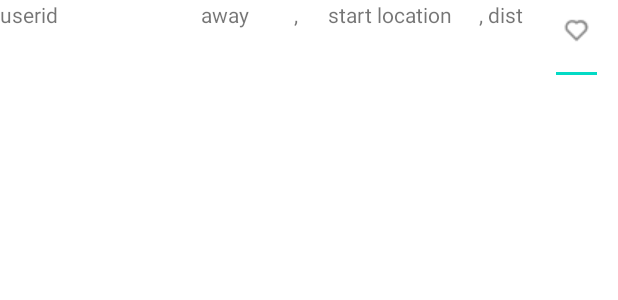
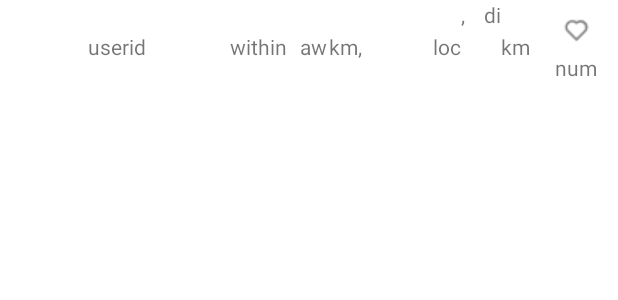
Before and after one commit to Younggeun97/withMeApp, an Android app: the layout locallist_view.xml on its own in the app's theme, with its tools: preview values and no code run, on a phone screen of 412 x 824 dp. Shown: the top 300 px of the screen. Run offline under Robolectric (Android 15) with nearby library versions, the light colour scheme and no system bars.

Commit message:
JYP_local

```diff
--- a/app/src/main/java/com/example/withmeapp/LocalActivity.kt
+++ b/app/src/main/java/com/example/withmeapp/LocalActivity.kt
@@ -1,15 +1,78 @@
 package com.example.withmeapp
 
+import android.annotation.SuppressLint
+import android.app.Person
 import androidx.appcompat.app.AppCompatActivity
 import android.os.Bundle
+import android.view.LayoutInflater
+import android.view.ViewGroup
+import androidx.recyclerview.widget.LinearLayoutManager
+import androidx.recyclerview.widget.RecyclerView
 import com.example.withmeapp.databinding.ActivityLocalBinding
-import com.example.withmeapp.databinding.ActivityMainBinding
+import com.example.withmeapp.databinding.LocallistViewBinding
+import com.google.firebase.firestore.FirebaseFirestore
 
 class LocalActivity : AppCompatActivity() {
+
+    var firestore : FirebaseFirestore? = null
+
     override fun onCreate(savedInstanceState: Bundle?) {
         super.onCreate(savedInstanceState)
         val binding = ActivityLocalBinding.inflate(layoutInflater)
         setContentView(binding.root)
 
+
+        // 파이어스토어 인스턴스 초기화
+        firestore = FirebaseFirestore.getInstance()
+
+        binding.recyclerview.adapter = LocalAdapter()
+        binding.recyclerview.layoutManager = LinearLayoutManager(this)
+
+
+    }
+
+    @SuppressLint("NotifyDataSetChanged")
+    inner class LocalAdapter :
+        RecyclerView.Adapter<LocalAdapter.ViewHolder> () {
+
+        var items : ArrayList<locallist_data> = arrayListOf()
+
+        init {  // items의 문서를 불러온 뒤 locallist_data으로 변환해 ArrayList에 담음
+            firestore?.collection("UserList")?.addSnapshotListener { querySnapshot, firebaseFirestoreException ->
+                // ArrayList 비워줌
+                items.clear()
+
+                for (snapshot in querySnapshot!!.documents) {
+                    val item = snapshot.toObject(locallist_data::class.java)
+                    items.add(item!!)
+                }
+                notifyDataSetChanged()
+            }
+        }
+
+        override fun onCreateViewHolder(parent: ViewGroup, viewType: Int): ViewHolder {
+
+            val binding = LocallistViewBinding.inflate(LayoutInflater.from(parent.context), parent, false)
+            return ViewHolder(binding)
+
+        }
+        override fun onBindViewHolder(holder: ViewHolder, position: Int) {
+            val UserInfo = items[position]
+            holder.bind(UserInfo)
+        }
+        override fun getItemCount(): Int {
+            return items.size
+        }
+
+        inner class ViewHolder(private val binding: LocallistViewBinding): RecyclerView.ViewHolder(binding.root) {
+            fun bind(users: locallist_data) {
+//                binding.userimage =
+                binding.userid.text = users.userID
+                binding.within.text = users.within.toString()
+                binding.startLoc.text = users.start_loc
+                binding.distance.text = users.distance.toString()
+                binding.heartnum.text = users.heartnum.toString()
+            }
+        }
     }
 }
--- a/app/src/main/java/com/example/withmeapp/LocalAdapter.kt
+++ b/app/src/main/java/com/example/withmeapp/LocalAdapter.kt
@@ -1,37 +1,49 @@
 package com.example.withmeapp
 
-import android.content.Context
 import android.view.LayoutInflater
 import android.view.ViewGroup
 import androidx.recyclerview.widget.RecyclerView
-import androidx.recyclerview.widget.RecyclerView.ViewHolder
 import com.example.withmeapp.databinding.LocallistViewBinding
 import java.nio.file.Files.size
 
-class LocalAdapter(private val items:MutableList<locallist_data>):
-    RecyclerView.Adapter<LocalAdapter.ViewHolder> () {
-
-        override fun onCreateViewHolder(parent: ViewGroup, viewType: Int): ViewHolder {
-
-            val binding = LocallistViewBinding.inflate(LayoutInflater.from(parent.context), parent, false)
-            return ViewHolder(binding)
-
-        }
-        override fun onBindViewHolder(holder: ViewHolder, position: Int) {
-            val UserInfo = items[position]
-            holder.bind(UserInfo)
-        }
-        override fun getItemCount(): Int {
-            return items.size
-        }
-
-        class ViewHolder(private val binding: LocallistViewBinding): RecyclerView.ViewHolder(binding.root) {
-            fun bind(users: locallist_data) {
-                binding.userimage =
-                binding.userid.text =
-                binding.away.text =
-                binding.startLoc.text =
-            }
-        }
-    }
-}
+//class LocalAdapter(private val items:MutableList<locallist_data>) :
+//class LocalAdapter :
+//    RecyclerView.Adapter<LocalAdapter.ViewHolder> () {
+//
+//    init {  // telephoneBook의 문서를 불러온 뒤 Person으로 변환해 ArrayList에 담음
+//        firestore?.collection("user1")?.addSnapshotListener { querySnapshot, firebaseFirestoreException ->
+//            // ArrayList 비워줌
+//            user1.clear()
+//
+//            for (snapshot in querySnapshot!!.documents) {
+//                var item = snapshot.toObject(Person::class.java)
+//                telephoneBook.add(item!!)
+//            }
+//            notifyDataSetChanged()
+//        }
+//    }
+//
+//        override fun onCreateViewHolder(parent: ViewGroup, viewType: Int): ViewHolder {
+//
+//            val binding = LocallistViewBinding.inflate(LayoutInflater.from(parent.context), parent, false)
+//            return ViewHolder(binding)
+//
+//        }
+//        override fun onBindViewHolder(holder: ViewHolder, position: Int) {
+//            val UserInfo = items[position]
+//            holder.bind(UserInfo)
+//        }
+//        override fun getItemCount(): Int {
+//            return items.size
+//        }
+//
+//        class ViewHolder(private val binding: LocallistViewBinding): RecyclerView.ViewHolder(binding.root) {
+//            fun bind(users: locallist_data) {
+////                binding.userimage =
+//                binding.userid.text =
+//                binding.away.text =
+//                binding.startLoc.text =
+//            }
+//        }
+//    }
+//}
--- a/app/src/main/java/com/example/withmeapp/MainActivity.kt
+++ b/app/src/main/java/com/example/withmeapp/MainActivity.kt
@@ -3,15 +3,18 @@ package com.example.withmeapp
 import androidx.appcompat.app.AppCompatActivity
 import android.os.Bundle
 import android.util.Log
+import androidx.recyclerview.widget.LinearLayoutManager
 import com.example.withmeapp.databinding.ActivityMainBinding
+import com.google.firebase.firestore.FirebaseFirestore
 
 class MainActivity : AppCompatActivity() {
+
+
     override fun onCreate(savedInstanceState: Bundle?) {
         super.onCreate(savedInstanceState)
         val binding = ActivityMainBinding.inflate(layoutInflater)
         setContentView(binding.root)
 
 
-
     }
 }
--- a/app/src/main/java/com/example/withmeapp/locallist_data.kt
+++ b/app/src/main/java/com/example/withmeapp/locallist_data.kt
@@ -3,9 +3,10 @@ package com.example.withmeapp
 import android.media.Image
 
 data class locallist_data(
-    val image: Image,
+//    val image: Image,
     val userID: String,
-    val away: String,
+    val within: Int,
     val start_loc: String,
-    val distance: String
+    val distance: Int,
+    val heartnum: Int
 )
--- a/app/src/main/res/layout/activity_local.xml
+++ b/app/src/main/res/layout/activity_local.xml
@@ -49,7 +49,7 @@
 
     <androidx.recyclerview.widget.RecyclerView
         android:id="@+id/recyclerview"
-        android:layout_width="wrap_content"
+        android:layout_width="0dp"
         android:layout_height="0dp"
         app:layoutManager="androidx.recyclerview.widget.LinearLayoutManager"
         app:layout_constraintBottom_toTopOf="@+id/navigationView"
--- a/app/src/main/res/layout/locallist_view.xml
+++ b/app/src/main/res/layout/locallist_view.xml
@@ -11,77 +11,96 @@
         android:layout_width="38dp"
         android:layout_height="42dp"
         android:layout_gravity="center"
+        android:layout_marginStart="13dp"
+        android:layout_marginTop="9dp"
+        android:layout_marginBottom="10dp"
         android:layout_weight="1"
-        tools:ignore="MissingConstraints"
-        tools:layout_editor_absoluteX="16dp"
-        tools:layout_editor_absoluteY="9dp" />
+        app:layout_constraintBottom_toBottomOf="parent"
+        app:layout_constraintStart_toStartOf="parent"
+        app:layout_constraintTop_toTopOf="parent"
+        app:layout_constraintVertical_bias="0.0"
+        tools:ignore="MissingConstraints" />
 
     <TextView
         android:id="@+id/userid"
         android:layout_width="67dp"
         android:layout_height="wrap_content"
         android:layout_gravity="center"
+        android:layout_marginStart="7dp"
+        android:layout_marginTop="21dp"
+        android:layout_marginBottom="21dp"
         android:layout_weight="1"
         android:gravity="start"
         android:text="userid"
-        tools:ignore="MissingConstraints"
-        tools:layout_editor_absoluteX="61dp"
-        tools:layout_editor_absoluteY="21dp" />
+        app:layout_constraintBottom_toBottomOf="parent"
+        app:layout_constraintStart_toEndOf="@+id/userimage"
+        app:layout_constraintTop_toTopOf="parent"
+        tools:ignore="MissingConstraints" />
 
     <TextView
-        android:id="@+id/away"
-        android:layout_width="33dp"
+        android:id="@+id/within_text"
+        android:layout_width="44dp"
+        android:layout_height="wrap_content"
+        android:layout_marginTop="21dp"
+        android:layout_marginBottom="21dp"
+        android:gravity="center"
+        android:text="@string/within"
+        app:layout_constraintBottom_toBottomOf="parent"
+        app:layout_constraintEnd_toStartOf="@+id/within"
+        app:layout_constraintTop_toTopOf="parent"
+        app:layout_constraintVertical_bias="0.0" />
+
+    <TextView
+        android:id="@+id/within"
+        android:layout_width="24dp"
         android:layout_height="wrap_content"
         android:layout_gravity="center"
-        android:layout_marginStart="35dp"
+        android:layout_marginTop="21dp"
+        android:layout_marginBottom="21dp"
         android:layout_weight="1"
-        android:gravity="center"
+        android:gravity="right"
         android:text="@string/away"
+        app:layout_constraintBottom_toBottomOf="parent"
         app:layout_constraintEnd_toStartOf="@+id/comma1"
-        app:layout_constraintStart_toEndOf="@+id/userid"
-        tools:ignore="MissingConstraints"
-        tools:layout_editor_absoluteY="21dp" />
-
-    <TextView
-        android:id="@+id/distance"
-        android:layout_width="28dp"
-        android:layout_height="wrap_content"
-        android:layout_gravity="center"
-        android:layout_marginEnd="16dp"
-        android:layout_weight="1"
-        android:gravity="center"
-        android:text="@string/running_distance"
-        app:layout_constraintEnd_toStartOf="@+id/linearLayout"
-        tools:ignore="MissingConstraints"
-        tools:layout_editor_absoluteY="21dp" />
+        app:layout_constraintTop_toTopOf="parent"
+        app:layout_constraintVertical_bias="0.0"
+        tools:ignore="MissingConstraints" />
 
     <TextView
         android:id="@+id/comma1"
-        android:layout_width="3dp"
+        android:layout_width="24dp"
         android:layout_height="wrap_content"
         android:layout_gravity="center"
+        android:layout_marginTop="21dp"
+        android:layout_marginBottom="21dp"
         android:layout_weight="1"
         android:gravity="center"
-        android:text="@string/comma"
+        android:text="@string/commakm"
+        app:layout_constraintBottom_toBottomOf="parent"
         app:layout_constraintEnd_toStartOf="@+id/startLoc"
-        tools:ignore="MissingConstraints"
-        tools:layout_editor_absoluteY="21dp" />
+        app:layout_constraintTop_toTopOf="parent"
+        app:layout_constraintVertical_bias="0.0"
+        tools:ignore="MissingConstraints" />
 
     <TextView
         android:id="@+id/startLoc"
-        android:layout_width="120dp"
-        android:layout_height="wrap_content"
+        android:layout_width="65dp"
+        android:layout_height="19dp"
         android:layout_gravity="center"
+        android:layout_marginTop="21dp"
+        android:layout_marginBottom="21dp"
         android:layout_weight="1"
-        android:gravity="center"
+        android:gravity="right"
         android:text="@string/start_location"
+        app:layout_constraintBottom_toBottomOf="parent"
         app:layout_constraintEnd_toStartOf="@+id/comma2"
-        tools:ignore="MissingConstraints"
-        tools:layout_editor_absoluteY="21dp" />
+        app:layout_constraintTop_toTopOf="parent"
+        app:layout_constraintVertical_bias="0.0"
+        tools:ignore="MissingConstraints" />
 
     <TextView
         android:id="@+id/comma2"
-        android:layout_width="3dp"
+        android:layout_width="wrap_content"
         android:layout_height="wrap_content"
         android:layout_gravity="center"
         android:layout_weight="1"
@@ -90,6 +109,30 @@
         app:layout_constraintEnd_toStartOf="@+id/distance"
         tools:ignore="MissingConstraints"
         tools:layout_editor_absoluteY="21dp" />
+
+    <TextView
+        android:id="@+id/distance"
+        android:layout_width="24dp"
+        android:layout_height="wrap_content"
+        android:layout_gravity="center"
+        android:layout_weight="1"
+        android:gravity="right"
+        android:text="@string/running_distance"
+        app:layout_constraintEnd_toStartOf="@+id/km"
+        tools:ignore="MissingConstraints"
+        tools:layout_editor_absoluteY="21dp" />
+
+    <TextView
+        android:id="@+id/km"
+        android:layout_width="wrap_content"
+        android:layout_height="wrap_content"
+        android:layout_marginTop="21dp"
+        android:layout_marginEnd="13dp"
+        android:layout_marginBottom="21dp"
+        android:text="@string/km"
+        app:layout_constraintBottom_toBottomOf="parent"
+        app:layout_constraintEnd_toStartOf="@+id/linearLayout"
+        app:layout_constraintTop_toTopOf="parent" />
 
     <LinearLayout
         android:id="@+id/linearLayout"
@@ -113,12 +156,12 @@
             app:srcCompat="@drawable/localheart"
             tools:ignore="SpeakableTextPresentCheck,TouchTargetSizeCheck" />
 
-        <EditText
+        <TextView
             android:id="@+id/heartnum"
             android:layout_width="match_parent"
             android:layout_height="wrap_content"
-            android:ems="10"
-            android:inputType="number"
+            android:text="num"
+            android:gravity="center"
             tools:ignore="TouchTargetSizeCheck,SpeakableTextPresentCheck" />
     </LinearLayout>
 
--- a/app/src/main/res/values/strings.xml
+++ b/app/src/main/res/values/strings.xml
@@ -1,10 +1,13 @@
 <resources>
     <string name="app_name">withMeApp</string>
-    <string name="comma">,</string>
-    <string name="start_location">start location</string>
-    <string name="running_distance">dist</string>
+    <string name="within">within</string>
+    <string name="commakm">km, </string>
+    <string name="comma">, </string>
+    <string name="km">km</string>
+    <string name="start_location">loc</string>
+    <string name="running_distance">di</string>
     <string name="userID">userID</string>
-    <string name="away">away</string>
+    <string name="away">aw</string>
     <!-- TODO: Remove or change this placeholder text -->
     <string name="hello_blank_fragment">Hello blank fragment</string>
 </resources>
```
